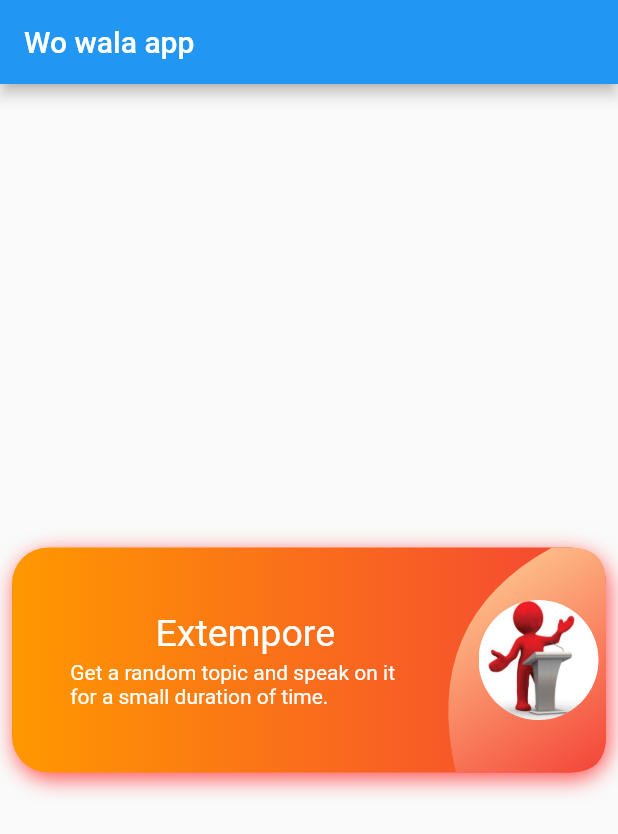
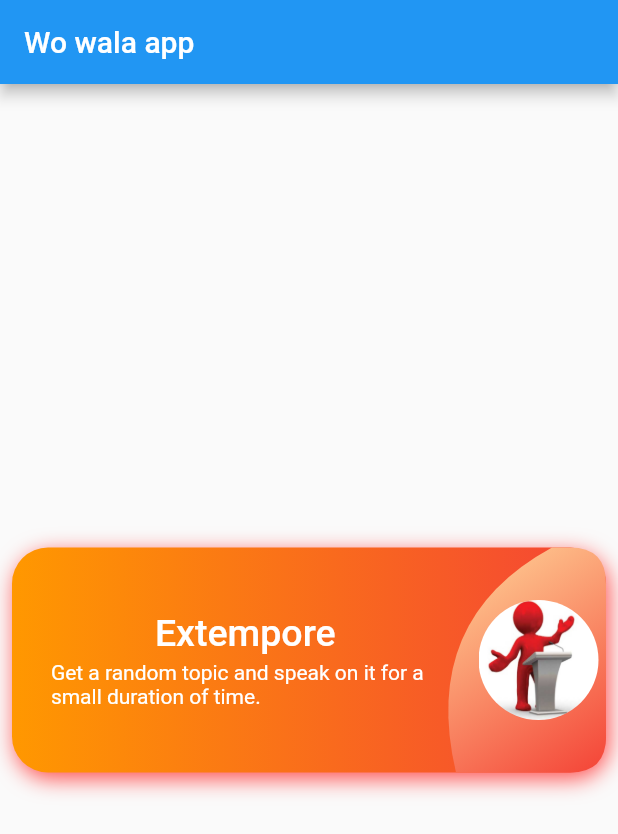
Before and after one commit to Anmol376OP/speech_to_text, a Flutter app: the screen it shows after launch, on a phone screen of 412 x 824 dp. Shown: the top 834 px of the screen. Run offline on Flutter 3.47's test engine with Material 2 defaults, Android fonts, the phone set to English and light mode, and no system bars; missing offline and left inert: dart:js.

Commit message:
Navigator added

```diff
--- a/lib/home.dart
+++ b/lib/home.dart
@@ -1,5 +1,7 @@
 import 'package:flutter/material.dart';
 import 'dart:ui' as ui;
+
+import 'package:speech_to_text/extempore.dart';
 // import 'package:speech_to_text/speaking.dart';
 // import 'extempore.dart';
 class Home extends StatefulWidget {
@@ -17,7 +19,8 @@ class _HomeState extends State<Home> {
         title: const Text('Wo wala app'),
       ),
       body: Center(
-        child: Padding(padding: const EdgeInsets.all(8),
+        child: Padding(padding: const EdgeInsets.all(0),
+        child: TextButton(onPressed: (){Navigator.push(context, MaterialPageRoute(builder: (context)=>Extempore()));},
           child: Stack(
             children: [
               Container(
@@ -41,13 +44,13 @@ class _HomeState extends State<Home> {
                         child: SizedBox(width: 10,)
                     ),
                     Expanded(
-                    flex: 6,
+                      flex: 10,
                       child: Column(
                         mainAxisSize: MainAxisSize.min,
                         children: const [
                           Text('Extempore',style: TextStyle(color: Colors.white,fontSize: 25),),
                           SizedBox(height: 4,),
-                        Text('Get a random topic and speak on it for a small duration of time.',style: TextStyle(color: Colors.white),),
+                          Text('Get a random topic and speak on it for a small duration of time.',style: TextStyle(color: Colors.white,fontWeight: FontWeight.w400),),
                         ],
                       ),
                     ),
@@ -73,6 +76,7 @@ class _HomeState extends State<Home> {
                 ),
               ),
             ],
+          ),
         ),),
       ),
     );
```
Lines whose indentation alone changed are shown as unchanged.
